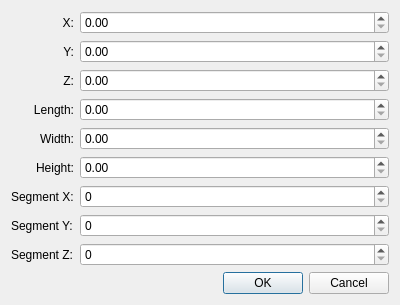
Qt form Dialog/NewCubeDialog.ui (shi-yan/Pillow) before a commit.
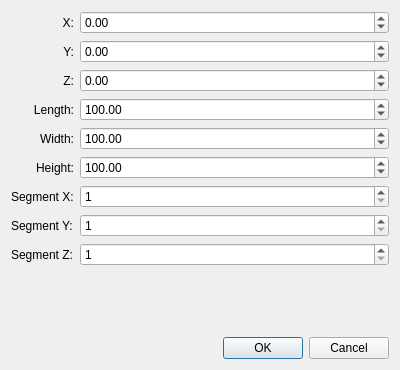
The same form after that commit.

Commit message: add new cube dialog

```diff
--- a/Dialog/NewCubeDialog.ui
+++ b/Dialog/NewCubeDialog.ui
@@ -7,7 +7,7 @@
     <x>0</x>
     <y>0</y>
     <width>400</width>
-    <height>300</height>
+    <height>370</height>
    </rect>
   </property>
   <property name="windowTitle">
@@ -125,28 +125,93 @@
     </widget>
    </item>
    <item row="6" column="1">
-    <widget class="QSpinBox" name="segmentXSpinBox"/>
+    <widget class="QSpinBox" name="segmentXSpinBox">
+     <property name="minimum">
+      <number>1</number>
+     </property>
+     <property name="maximum">
+      <number>999</number>
+     </property>
+    </widget>
    </item>
    <item row="7" column="1">
-    <widget class="QSpinBox" name="segmentYSpinBox"/>
+    <widget class="QSpinBox" name="segmentYSpinBox">
+     <property name="minimum">
+      <number>1</number>
+     </property>
+     <property name="maximum">
+      <number>999</number>
+     </property>
+    </widget>
    </item>
    <item row="8" column="1">
-    <widget class="QSpinBox" name="segmentZSpinBox"/>
+    <widget class="QSpinBox" name="segmentZSpinBox">
+     <property name="minimum">
+      <number>1</number>
+     </property>
+     <property name="maximum">
+      <number>999</number>
+     </property>
+    </widget>
    </item>
    <item row="5" column="1">
-    <widget class="QDoubleSpinBox" name="heightDoubleSpinBox"/>
+    <widget class="QDoubleSpinBox" name="heightDoubleSpinBox">
+     <property name="maximum">
+      <double>99999.990000000005239</double>
+     </property>
+     <property name="singleStep">
+      <double>0.100000000000000</double>
+     </property>
+     <property name="value">
+      <double>100.000000000000000</double>
+     </property>
+    </widget>
    </item>
    <item row="4" column="1">
-    <widget class="QDoubleSpinBox" name="widthDoubleSpinBox"/>
+    <widget class="QDoubleSpinBox" name="widthDoubleSpinBox">
+     <property name="maximum">
+      <double>99999.990000000005239</double>
+     </property>
+     <property name="singleStep">
+      <double>0.100000000000000</double>
+     </property>
+     <property name="value">
+      <double>100.000000000000000</double>
+     </property>
+    </widget>
    </item>
    <item row="3" column="1">
-    <widget class="QDoubleSpinBox" name="lengthDoubleSpinBox"/>
+    <widget class="QDoubleSpinBox" name="lengthDoubleSpinBox">
+     <property name="maximum">
+      <double>99999.990000000005239</double>
+     </property>
+     <property name="singleStep">
+      <double>0.100000000000000</double>
+     </property>
+     <property name="value">
+      <double>100.000000000000000</double>
+     </property>
+    </widget>
    </item>
    <item row="2" column="1">
-    <widget class="QDoubleSpinBox" name="zDoubleSpinBox"/>
+    <widget class="QDoubleSpinBox" name="zDoubleSpinBox">
+     <property name="minimum">
+      <double>-99999.990000000005239</double>
+     </property>
+     <property name="maximum">
+      <double>99999.990000000005239</double>
+     </property>
+    </widget>
    </item>
    <item row="1" column="1">
-    <widget class="QDoubleSpinBox" name="yDoubleSpinBox"/>
+    <widget class="QDoubleSpinBox" name="yDoubleSpinBox">
+     <property name="minimum">
+      <double>-99999.990000000005239</double>
+     </property>
+     <property name="maximum">
+      <double>99999.990000000005239</double>
+     </property>
+    </widget>
    </item>
    <item row="0" column="1">
     <widget class="QDoubleSpinBox" name="xDoubleSpinBox">
@@ -156,6 +221,12 @@
        <verstretch>0</verstretch>
       </sizepolicy>
      </property>
+     <property name="minimum">
+      <double>-99999.990000000005239</double>
+     </property>
+     <property name="maximum">
+      <double>99999.990000000005239</double>
+     </property>
     </widget>
    </item>
   </layout>
```
The commit also changes 6 other files.
